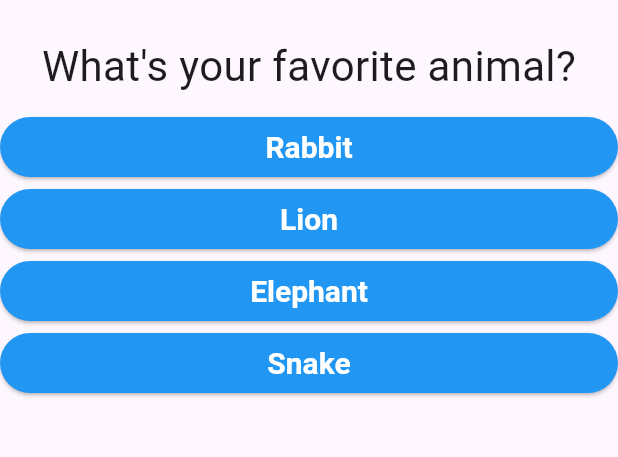
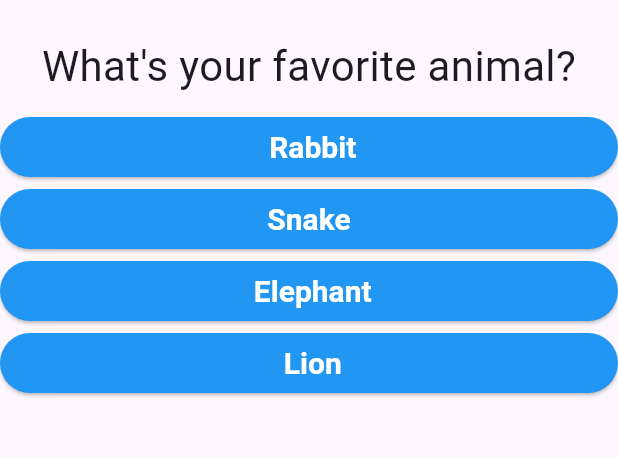
Before and after one commit to asadullah43/quiz, a Flutter app: the screen it shows after launch, after a tap on "Black", on a phone screen of 412 x 824 dp, the part 63-520 px from its top. Run offline on Flutter 3.47's test engine with Material 3 defaults, Android fonts, the phone set to English and light mode, and no system bars.

Commit message:
completed the basic ui app

```diff
--- a/lib/main.dart
+++ b/lib/main.dart
@@ -1,6 +1,6 @@
 import 'package:flutter/material.dart';
-import 'package:quiz_app/answer.dart';
-import 'package:quiz_app/question.dart';
+import 'package:quiz_app/quiz.dart';
+import 'package:quiz_app/result.dart';
 
 void main() {
   runApp(const MyApp());
@@ -14,30 +14,49 @@ class MyApp extends StatefulWidget {
 }
 
 class _MyAppState extends State<MyApp> {
-  final questions = const [
+  final _questions = const [
     {
       'questionText': 'What\'s your favorite color?',
-      'answers': ['Black', 'Red', 'Green', 'White']
+      'answers': [
+        {'text': ' Black', 'score': 10},
+        {'text': ' Red', 'score': 5},
+        {'text': ' Green', 'score': 3},
+        {'text': ' white', 'score': 1},
+      ]
     },
     {
       'questionText': 'What\'s your favorite animal?',
-      'answers': ['Rabbit', 'Lion', 'Elephant', 'Snake']
+      'answers': [
+        {'text': ' Rabbit', 'score': 10},
+        {'text': 'Snake', 'score': 5},
+        {'text': ' Elephant', 'score': 3},
+        {'text': ' Lion', 'score': 1}
+      ]
     },
     {
       'questionText': 'What\'s your favorite instructor?',
-      'answers': ['max', 'asif taj', 'Angila', 'Ravaan']
+      'answers': [
+        {'text': 'Max', 'score': 10},
+        {'text': 'Asif', 'score': 5},
+        {'text': ' Astro', 'score': 3},
+        {'text': ' Ravaan', 'score': 1}
+      ]
     },
   ];
-  var questionIndex = 0;
+  var _questionIndex = 0;
+  var _totalScore = 0;
+  void _resetQuiz() {
+    setState(() {
+      _questionIndex = 0;
+      _totalScore = 0;
+    });
+  }
 
-  void answerQuestion() {
+  void _answerQuestion(int score) {
+    _totalScore = _totalScore + score;
     setState(() {
-      questionIndex++;
+      _questionIndex++;
     });
-    print(questionIndex);
-    if (questionIndex < questions.length) {
-      print('we have more questions');
-    }
   }
 
   @override
@@ -49,18 +68,15 @@ class _MyAppState extends State<MyApp> {
           title: const Text('Quiz App'),
           centerTitle: true,
         ),
-        body: Column(
-          children: [
-            Question(questions[questionIndex]['questionText'] as String),
-            ...(questions[questionIndex]['answers'] as List<String>)
-                .map((answers) {
-              return Answer(
-                answerQuestion: answerQuestion,
-                answerText: answers,
-              );
-            })
-          ],
-        ),
+        body: _questionIndex < _questions.length
+            ? Quiz(
+                questions: _questions,
+                answerQuestion: _answerQuestion,
+                questionIndex: _questionIndex,
+              )
+            : Result(
+                resultScore: _totalScore, resetHandler: _resetQuiz,
+              ),
       ),
     );
   }
--- /dev/null
+++ b/lib/quiz.dart
@@ -0,0 +1,31 @@
+import 'package:flutter/material.dart';
+import 'package:quiz_app/answer.dart';
+import 'package:quiz_app/question.dart';
+
+class Quiz extends StatelessWidget {
+  final List<Map<String, Object>> questions;
+  final Function answerQuestion;
+  final int questionIndex;
+
+  const Quiz(
+      {super.key,
+      required this.questions,
+      required this.answerQuestion,
+      required this.questionIndex});
+
+  @override
+  Widget build(BuildContext context) {
+    return Column(
+      children: [
+        Question(questions[questionIndex]['questionText'] as String),
+        ...(questions[questionIndex]['answers'] as List<Map<String, Object>>)
+            .map((answers) {
+          return Answer(
+            answerQuestion: ()=>answerQuestion(answers['score']),
+            answerText: answers['text'].toString(),
+          );
+        })
+      ],
+    );
+  }
+}
```
Also changed, not shown: lib/result.dart (added, +50 -0 lines).
